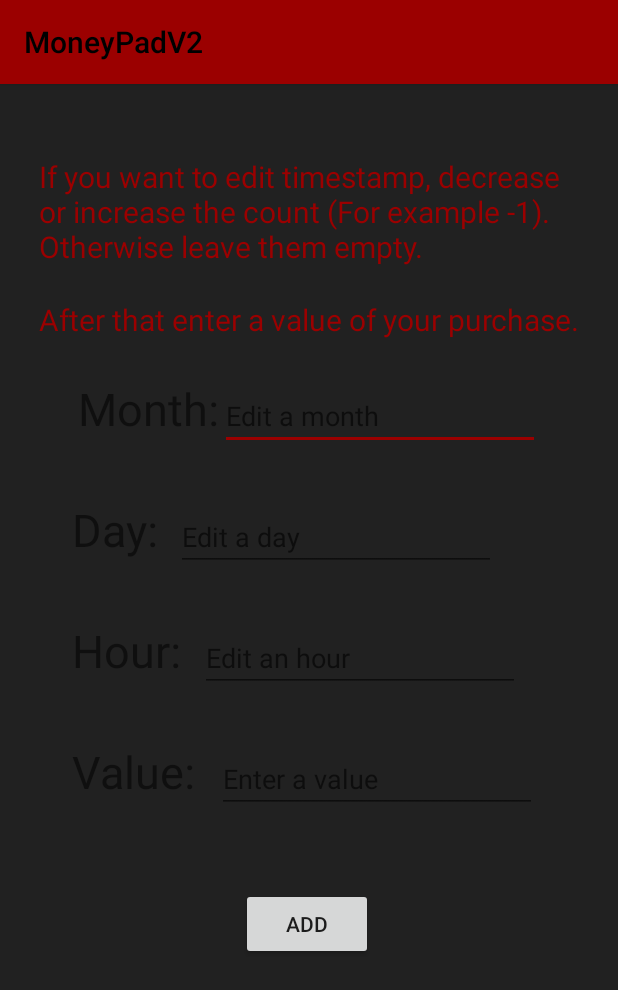
After one commit to TEMETS/Moneypad, an Android app: the EntryActivity screen opened directly, with no data from a screen before it, on a phone screen of 412 x 824 dp. The commit adds this screen. Shown: the top 990 px of the screen. Run offline under Robolectric (Android 15) with nearby library versions, the phone set to English and light mode, and no system bars.

Commit message:
Layouttia ja EntryActivity

```diff
--- a/app/src/main/AndroidManifest.xml
+++ b/app/src/main/AndroidManifest.xml
@@ -9,6 +9,7 @@
         android:roundIcon="@mipmap/ic_launcher_round"
         android:supportsRtl="true"
         android:theme="@style/AppTheme">
+        <activity android:name=".EntryActivity"></activity>
         <activity android:name=".MainActivity">
             <intent-filter>
                 <action android:name="android.intent.action.MAIN" />
--- /dev/null
+++ b/app/src/main/java/com/example/moneypadv2/EntryActivity.java
@@ -0,0 +1,14 @@
+package com.example.moneypadv2;
+
+import androidx.appcompat.app.AppCompatActivity;
+
+import android.os.Bundle;
+
+public class EntryActivity extends AppCompatActivity {
+
+    @Override
+    protected void onCreate(Bundle savedInstanceState) {
+        super.onCreate(savedInstanceState);
+        setContentView(R.layout.activity_entry);
+    }
+}
--- a/app/src/main/java/com/example/moneypadv2/MainActivity.java
+++ b/app/src/main/java/com/example/moneypadv2/MainActivity.java
@@ -2,8 +2,11 @@ package com.example.moneypadv2;
 
 import androidx.appcompat.app.AppCompatActivity;
 
+import android.content.Intent;
 import android.os.Bundle;
 import android.view.Menu;
+import android.view.MenuItem;
+import android.view.View;
 import android.widget.TextView;
 
 public class MainActivity extends AppCompatActivity {
@@ -37,4 +40,9 @@ public class MainActivity extends AppCompatActivity {
         getMenuInflater().inflate(R.menu.main_menu, menu);
         return true;
     }
+
+    public void entryActivity (MenuItem menuItem) {
+        Intent intent = new Intent(this, EntryActivity.class);
+        startActivity(intent);
+    }
 }
--- /dev/null
+++ b/app/src/main/res/layout/activity_entry.xml
@@ -0,0 +1,140 @@
+<?xml version="1.0" encoding="utf-8"?>
+<androidx.constraintlayout.widget.ConstraintLayout xmlns:android="http://schemas.android.com/apk/res/android"
+    xmlns:app="http://schemas.android.com/apk/res-auto"
+    xmlns:tools="http://schemas.android.com/tools"
+    android:layout_width="match_parent"
+    android:layout_height="match_parent"
+    android:background="#212121"
+    tools:context=".EntryActivity">
+
+    <TextView
+        android:id="@+id/textView7"
+        android:layout_width="wrap_content"
+        android:layout_height="wrap_content"
+        android:layout_marginStart="52dp"
+        android:layout_marginTop="196dp"
+        android:text="Month:"
+        android:textSize="30sp"
+        app:layout_constraintStart_toStartOf="parent"
+        app:layout_constraintTop_toTopOf="parent" />
+
+    <EditText
+        android:id="@+id/editText5"
+        android:layout_width="wrap_content"
+        android:layout_height="wrap_content"
+        android:layout_marginEnd="52dp"
+        android:ems="10"
+        android:hint="@string/editMonth"
+        android:inputType="textPersonName"
+        app:layout_constraintBaseline_toBaselineOf="@+id/textView7"
+        app:layout_constraintEnd_toEndOf="parent" />
+
+    <TextView
+        android:id="@+id/textView8"
+        android:layout_width="wrap_content"
+        android:layout_height="wrap_content"
+        android:layout_marginStart="48dp"
+        android:layout_marginTop="40dp"
+        android:text="Day:"
+        android:textSize="30sp"
+        app:layout_constraintStart_toStartOf="parent"
+        app:layout_constraintTop_toBottomOf="@+id/textView7" />
+
+    <EditText
+        android:id="@+id/editText6"
+        android:layout_width="wrap_content"
+        android:layout_height="wrap_content"
+        android:layout_marginEnd="81dp"
+        android:ems="10"
+        android:hint="@string/editDay"
+        android:inputType="textPersonName"
+        app:layout_constraintBaseline_toBaselineOf="@+id/textView8"
+        app:layout_constraintEnd_toEndOf="parent" />
+
+    <TextView
+        android:id="@+id/textView9"
+        android:layout_width="wrap_content"
+        android:layout_height="wrap_content"
+        android:layout_marginStart="48dp"
+        android:layout_marginTop="40dp"
+        android:text="Hour:"
+        android:textSize="30sp"
+        app:layout_constraintStart_toStartOf="parent"
+        app:layout_constraintTop_toBottomOf="@+id/textView8" />
+
+    <EditText
+        android:id="@+id/editText7"
+        android:layout_width="wrap_content"
+        android:layout_height="wrap_content"
+        android:layout_marginEnd="65dp"
+        android:ems="10"
+        android:hint="@string/editHour"
+        android:inputType="textPersonName"
+        app:layout_constraintBaseline_toBaselineOf="@+id/textView9"
+        app:layout_constraintEnd_toEndOf="parent" />
+
+    <TextView
+        android:id="@+id/textView10"
+        android:layout_width="wrap_content"
+        android:layout_height="wrap_content"
+        android:layout_marginStart="48dp"
+        android:layout_marginTop="40dp"
+        android:text="Value:"
+        android:textSize="30sp"
+        app:layout_constraintStart_toStartOf="parent"
+        app:layout_constraintTop_toBottomOf="@+id/textView9" />
+
+    <EditText
+        android:id="@+id/editText8"
+        android:layout_width="wrap_content"
+        android:layout_height="wrap_content"
+        android:layout_marginEnd="54dp"
+        android:ems="10"
+        android:hint="@string/enterValue"
+        android:inputType="textPersonName"
+        app:layout_constraintBaseline_toBaselineOf="@+id/textView10"
+        app:layout_constraintEnd_toEndOf="parent" />
+
+    <Button
+        android:id="@+id/button2"
+        android:layout_width="wrap_content"
+        android:layout_height="wrap_content"
+        android:layout_marginStart="160dp"
+        android:layout_marginTop="50dp"
+        android:text="ADD"
+        app:layout_constraintBottom_toBottomOf="parent"
+        app:layout_constraintEnd_toEndOf="parent"
+        app:layout_constraintHorizontal_bias="0.006"
+        app:layout_constraintStart_toStartOf="parent"
+        app:layout_constraintTop_toBottomOf="@+id/editText8"
+        app:layout_constraintVertical_bias="0.0" />
+
+    <TextView
+        android:id="@+id/textView11"
+        android:layout_width="358dp"
+        android:layout_height="76dp"
+        android:layout_marginStart="24dp"
+        android:layout_marginTop="48dp"
+        android:text="If you want to edit timestamp, decrease or increase the count (For example -1). Otherwise leave them empty."
+        android:textColor="@color/colorPrimary"
+        android:textSize="20sp"
+        app:layout_constraintBottom_toTopOf="@+id/textView13"
+        app:layout_constraintEnd_toEndOf="parent"
+        app:layout_constraintHorizontal_bias="0.068"
+        app:layout_constraintStart_toStartOf="parent"
+        app:layout_constraintTop_toTopOf="parent"
+        app:layout_constraintVertical_bias="0.0" />
+
+    <TextView
+        android:id="@+id/textView13"
+        android:layout_width="wrap_content"
+        android:layout_height="wrap_content"
+        android:layout_marginBottom="28dp"
+        android:text="After that enter a value of your purchase."
+        android:textColor="@color/colorPrimary"
+        android:textSize="20sp"
+        app:layout_constraintBottom_toTopOf="@+id/editText5"
+        app:layout_constraintEnd_toEndOf="parent"
+        app:layout_constraintStart_toStartOf="parent" />
+
+</androidx.constraintlayout.widget.ConstraintLayout>
--- a/app/src/main/res/menu/main_menu.xml
+++ b/app/src/main/res/menu/main_menu.xml
@@ -1,6 +1,13 @@
 <?xml version="1.0" encoding="utf-8"?>
 <menu xmlns:android="http://schemas.android.com/apk/res/android"
     xmlns:app="http://schemas.android.com/apk/res-auto">
+
+
+    <item
+        android:id="@+id/newEntry"
+        android:title="New Entry"
+        android:onClick="entryActivity"
+        app:showAsAction="never" />
 
     <item android:id="@+id/chart"
         android:title="Chart"
--- a/app/src/main/res/values/colors.xml
+++ b/app/src/main/res/values/colors.xml
@@ -2,6 +2,6 @@
 <resources>
     <color name="colorPrimary">#9B0000</color>
     <color name="colorPrimaryDark">#212121</color>
-    <color name="colorAccent">#D81B60</color>
+    <color name="colorAccent">#9B0000</color>
     <color name="colorText">#000000</color>
 </resources>
--- a/app/src/main/res/values/strings.xml
+++ b/app/src/main/res/values/strings.xml
@@ -1,5 +1,7 @@
 <resources>
     <string name="app_name">MoneyPadV2</string>
+    <string name="newEntry">NewEntry</string>
+    <string name="entryActivity">EntryActivity</string>
     <string name="chart">Chart</string>
     <string name="settings">Settings</string>
     <string name="money_left">0</string>
@@ -10,4 +12,9 @@
     <string name="text_spent">Spent</string>
     <string name="money">Money</string>
     <string name="left">Left</string>
+
+    <string name="editMonth">Edit a month</string>
+    <string name="editDay">Edit a day</string>
+    <string name="editHour">Edit an hour</string>
+    <string name="enterValue">Enter a value</string>
 </resources>
```
